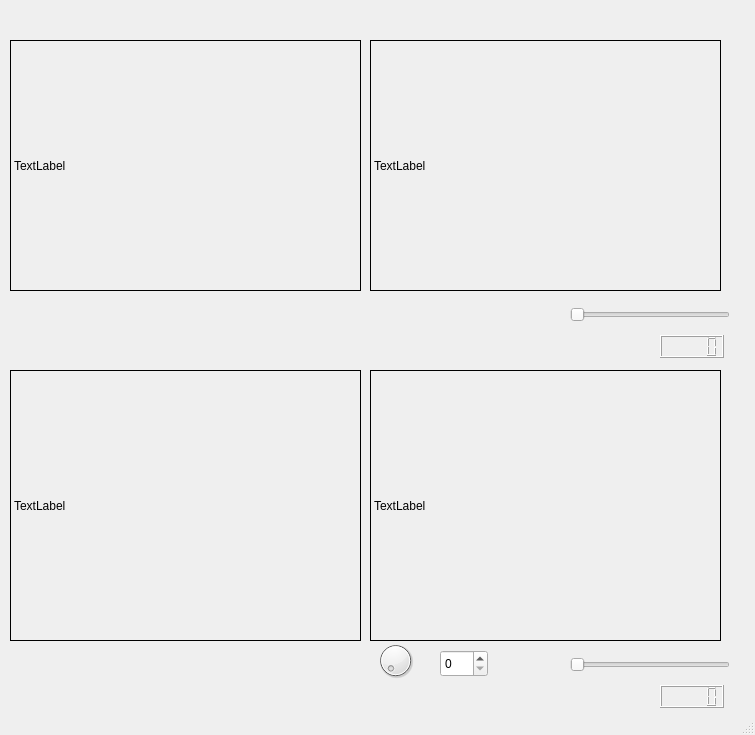
Old version of the form webcam.ui in the repository julioct99/shape-detection.
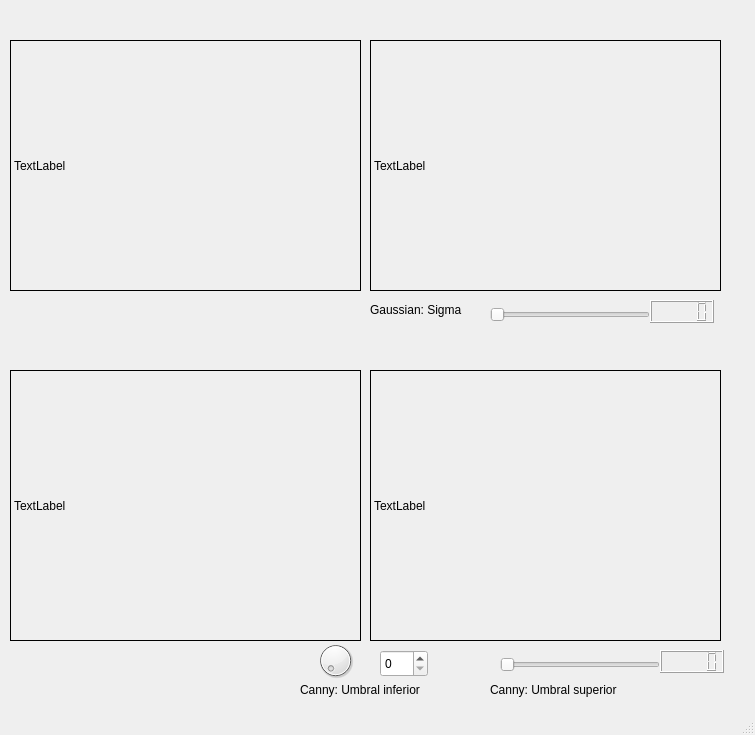
New version of the form.

```diff
--- a/webcam.ui
+++ b/webcam.ui
@@ -61,7 +61,7 @@
    <widget class="QSlider" name="gauss_sigma_slide">
     <property name="geometry">
      <rect>
-      <x>570</x>
+      <x>490</x>
       <y>300</y>
       <width>160</width>
       <height>29</height>
@@ -74,8 +74,8 @@
    <widget class="QLCDNumber" name="gauss_sigma_value">
     <property name="geometry">
      <rect>
-      <x>660</x>
-      <y>335</y>
+      <x>650</x>
+      <y>300</y>
       <width>64</width>
       <height>23</height>
      </rect>
@@ -128,7 +128,7 @@
    <widget class="QSlider" name="canny_sup_slide">
     <property name="geometry">
      <rect>
-      <x>570</x>
+      <x>500</x>
       <y>650</y>
       <width>160</width>
       <height>29</height>
@@ -141,7 +141,7 @@
    <widget class="QSpinBox" name="canny_inf">
     <property name="geometry">
      <rect>
-      <x>440</x>
+      <x>380</x>
       <y>650</y>
       <width>48</width>
       <height>27</height>
@@ -152,7 +152,7 @@
     <property name="geometry">
      <rect>
       <x>660</x>
-      <y>685</y>
+      <y>650</y>
       <width>64</width>
       <height>23</height>
      </rect>
@@ -161,13 +161,52 @@
    <widget class="QDial" name="canny_inf_dial">
     <property name="geometry">
      <rect>
-      <x>370</x>
+      <x>310</x>
       <y>640</y>
       <width>51</width>
       <height>41</height>
      </rect>
     </property>
    </widget>
+   <widget class="QLabel" name="label">
+    <property name="geometry">
+     <rect>
+      <x>370</x>
+      <y>300</y>
+      <width>111</width>
+      <height>20</height>
+     </rect>
+    </property>
+    <property name="text">
+     <string>Gaussian: Sigma</string>
+    </property>
+   </widget>
+   <widget class="QLabel" name="label_2">
+    <property name="geometry">
+     <rect>
+      <x>300</x>
+      <y>680</y>
+      <width>171</width>
+      <height>20</height>
+     </rect>
+    </property>
+    <property name="text">
+     <string>Canny: Umbral inferior</string>
+    </property>
+   </widget>
+   <widget class="QLabel" name="label_3">
+    <property name="geometry">
+     <rect>
+      <x>490</x>
+      <y>680</y>
+      <width>171</width>
+      <height>20</height>
+     </rect>
+    </property>
+    <property name="text">
+     <string>Canny: Umbral superior</string>
+    </property>
+   </widget>
   </widget>
   <widget class="QStatusBar" name="statusbar"/>
  </widget>
```
